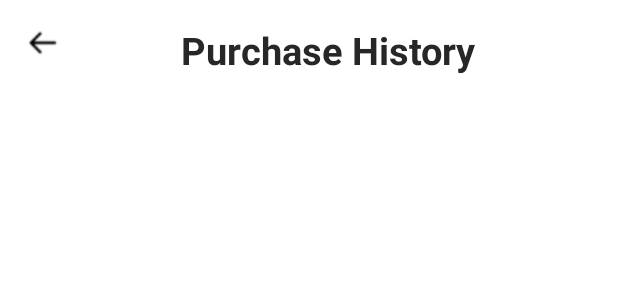
After one commit to noobCode24/App-Ecommerce-Manager, an Android app: the layout activity_purchase_history.xml on its own in the app's theme, with its tools: preview values and no code run, on a phone screen of 412 x 824 dp. The commit adds this screen. Shown: the top 300 px of the screen. Run offline under Robolectric (Android 15) with nearby library versions, the phone set to English and light mode, and no system bars.

Commit message:
History Order

```diff
--- a/app/src/main/AndroidManifest.xml
+++ b/app/src/main/AndroidManifest.xml
@@ -17,6 +17,9 @@
         android:supportsRtl="true"
         android:theme="@style/Theme.App_Ecommerce"
         tools:targetApi="31">
+        <activity
+            android:name=".Activity.PurchaseHistoryActivity"
+            android:exported="false" />
         <activity
             android:name=".Activity.AddressActivity"
             android:exported="false" />
@@ -46,7 +49,7 @@
             android:exported="false" />
         <activity
             android:name=".Activity.MainActivity"
-            android:exported="true"></activity>
+            android:exported="true" />
     </application>
 
 </manifest>
--- /dev/null
+++ b/app/src/main/res/layout/activity_purchase_history.xml
@@ -0,0 +1,71 @@
+<?xml version="1.0" encoding="utf-8"?>
+<androidx.constraintlayout.widget.ConstraintLayout xmlns:android="http://schemas.android.com/apk/res/android"
+    xmlns:app="http://schemas.android.com/apk/res-auto"
+    xmlns:tools="http://schemas.android.com/tools"
+    android:id="@+id/main"
+    android:layout_width="match_parent"
+    android:layout_height="match_parent"
+    tools:context=".Activity.PurchaseHistoryActivity">
+
+    <TextView
+        android:id="@+id/txtHistoryEmpty"
+        android:layout_width="match_parent"
+        android:layout_height="wrap_content"
+        android:gravity="center"
+        android:text="Empty purchase history"
+        android:textColor="@color/black"
+        android:textSize="18sp"
+        app:layout_constraintBottom_toBottomOf="parent"
+        app:layout_constraintTop_toTopOf="@+id/scrollView2"
+        android:visibility="gone"/>
+
+    <ScrollView
+        android:id="@+id/scrollView2"
+        android:layout_width="match_parent"
+        android:layout_height="wrap_content"
+        android:fillViewport="true">
+
+        <LinearLayout
+            android:layout_width="match_parent"
+            android:layout_height="wrap_content"
+            android:orientation="vertical"
+            android:padding="16dp">
+
+            <LinearLayout
+                android:layout_width="match_parent"
+                android:layout_height="wrap_content"
+                android:orientation="horizontal">
+
+                <ImageView
+                    android:id="@+id/btnBack"
+                    android:layout_width="25dp"
+                    android:layout_height="25dp"
+                    android:padding="2dp"
+                    app:srcCompat="@drawable/arrow" />
+
+                <TextView
+                    android:id="@+id/textView"
+                    android:layout_width="wrap_content"
+                    android:layout_height="wrap_content"
+                    android:layout_gravity="center"
+                    android:layout_weight="1"
+                    android:gravity="center"
+                    android:text="Purchase History"
+                    android:textAlignment="center"
+                    android:textColor="@color/black"
+                    android:textSize="25dp"
+                    android:textStyle="bold" />
+            </LinearLayout>
+
+            <androidx.recyclerview.widget.RecyclerView
+                android:id="@+id/recyclerViewPurchaseHistory"
+                android:layout_width="match_parent"
+                android:layout_height="match_parent"
+                android:layout_marginTop="8dp"
+                android:visibility="gone">
+            </androidx.recyclerview.widget.RecyclerView>
+        </LinearLayout>
+
+    </ScrollView>
+
+</androidx.constraintlayout.widget.ConstraintLayout>
```
Also changed, not shown: app/src/main/java/com/example/app_ecommerce/Activity/MainActivity.java (+9 -1 lines), app/src/main/java/com/example/app_ecommerce/Activity/PurchaseHistoryActivity.java (added, +111 -0 lines), app/src/main/java/com/example/app_ecommerce/Adapter/InvoiceAdapter.java (added, +69 -0 lines), app/src/main/java/com/example/app_ecommerce/Adapter/InvoiceDetailAdapter.java (added, +69 -0 lines), app/src/main/java/com/example/app_ecommerce/Model/Invoice.java (added, +60 -0 lines), app/src/main/java/com/example/app_ecommerce/Model/InvoiceModel.java (added, +33 -0 lines), app/src/main/java/com/example/app_ecommerce/Model/Item.java (added, +40 -0 lines), app/src/main/java/com/example/app_ecommerce/Retrofit/ApiEcommerce.java (+7 -0 lines), app/src/main/res/layout/viewholder_detail.xml (added, +48 -0 lines), app/src/main/res/layout/viewholder_purchase_history_list.xml (added, +39 -0 lines).
